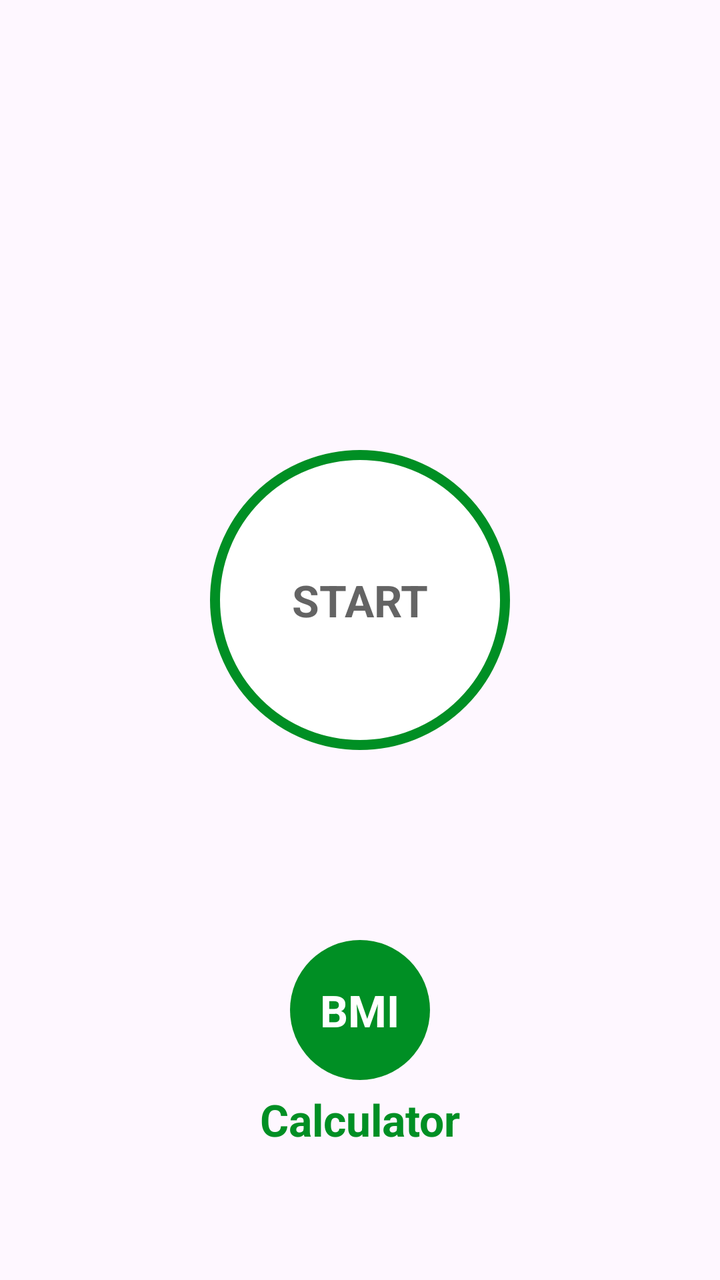
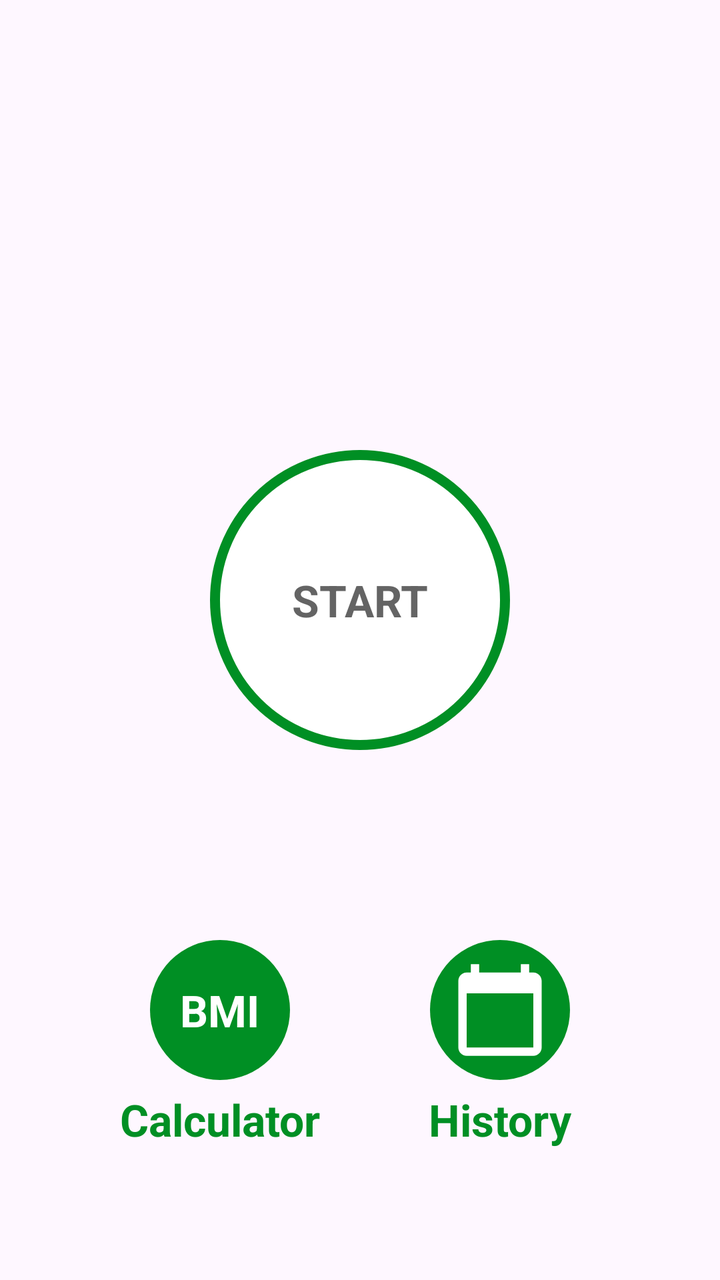

The first picture is an Android layout as it rendered before a commit; the second is the same layout after the commit. The layout source and the unified diff follow.
<!-- AndroidManifest.xml: application theme Theme.WorkoutApp -->
<!-- res/layout/activity_main.xml -->
<?xml version="1.0" encoding="utf-8"?>
<androidx.constraintlayout.widget.ConstraintLayout xmlns:android="http://schemas.android.com/apk/res/android"
    xmlns:app="http://schemas.android.com/apk/res-auto"
    xmlns:tools="http://schemas.android.com/tools"
    android:id="@+id/main"
    android:layout_width="match_parent"
    android:layout_height="match_parent"
    android:padding="@dimen/main_screen_main_layout_padding"
    tools:context=".MainActivity">

  <ImageView
      android:id="@+id/iv_start"
      app:layout_constraintTop_toTopOf="parent"
      android:contentDescription="Start Image"
      app:layout_constraintBottom_toTopOf="@+id/flStart"
      android:layout_width="match_parent"
      android:layout_height="220dp"/>

    <FrameLayout
        android:id="@+id/flStart"
        app:layout_constraintTop_toBottomOf="@+id/iv_start"
        app:layout_constraintStart_toStartOf="parent"
        app:layout_constraintEnd_toEndOf="parent"
        android:layout_width="150dp"
        android:layout_height="150dp"
        android:background="@drawable/item_color_accent_border_ripple_background">

        <TextView
            android:layout_width="wrap_content"
            android:layout_height="wrap_content"
            android:text="START"
            android:layout_gravity="center"
            android:textSize="@dimen/default_button_text_size"
            android:textStyle="bold"
            android:textColor="@color/colorPrimary"/>


    </FrameLayout>

    <FrameLayout
        android:id="@+id/flBmi"
        app:layout_constraintTop_toBottomOf="@id/flStart"
        app:layout_constraintBottom_toBottomOf="parent"
        app:layout_constraintStart_toStartOf="parent"
        app:layout_constraintEnd_toEndOf="parent"
        android:layout_width="70dp"
        android:layout_height="70dp"
        android:background="@drawable/item_circular_color_accent_background">

        <TextView
            android:layout_width="wrap_content"
            android:layout_height="wrap_content"
            android:text="BMI"
            android:layout_gravity="center"
            android:textSize="@dimen/default_button_text_size"
            android:textStyle="bold"
            android:textColor="@color/white"/>


    </FrameLayout>
    <TextView
        android:layout_width="wrap_content"
        android:layout_height="wrap_content"
        android:layout_marginTop="5dp"
        android:text="Calculator"
        android:textSize="@dimen/default_button_text_size"
        android:textStyle="bold"
        android:textColor="@color/colorAccent"
        app:layout_constraintEnd_toEndOf="parent"
        app:layout_constraintStart_toStartOf="parent"
        app:layout_constraintTop_toBottomOf="@id/flBmi"/>

</androidx.constraintlayout.widget.ConstraintLayout>
<!-- resources referenced by this layout -->
<resources>
  <color name="colorAccent">#008F24</color>
  <color name="colorPrimary">#B2212121</color>
  <color name="white">#FFFFFFFF</color>
  <dimen name="default_button_text_size">22sp</dimen>
  <dimen name="main_screen_main_layout_padding">5dp</dimen>
  <!-- drawable item_circular_color_accent_background (drawable) -->
  <?xml version="1.0" encoding="utf-8"?>
  <shape xmlns:android="http://schemas.android.com/apk/res/android"
      android:shape="oval"
      >
      <solid android:color="@color/colorAccent"/>
  
  </shape>
  <!-- drawable item_color_accent_border_ripple_background (drawable) -->
  <?xml version="1.0" encoding="utf-8"?>
  <ripple xmlns:android="http://schemas.android.com/apk/res/android"
      android:color="@color/lightGrey">
  
      <item android:id="@+id/mask">
          <shape android:shape="oval">
              <solid android:color="@color/white"/>
          </shape>
      </item>
      <item android:drawable="@drawable/item_circular_color_accent_border"/>
  
  </ripple>
  <style name="Theme.WorkoutApp" parent="Base.Theme.WorkoutApp" />
  <color name="lightGrey">#C4C4C4</color>
  <!-- drawable item_circular_color_accent_border (drawable) -->
  <?xml version="1.0" encoding="utf-8"?>
  <shape xmlns:android="http://schemas.android.com/apk/res/android"
      android:shape="oval">
      <stroke android:width="5dp"
          android:color="@color/colorAccent"/>
      <solid android:color="@color/white"/>
  
  </shape>
  <style name="Base.Theme.WorkoutApp" parent="Theme.Material3.DayNight.NoActionBar">
          
          
      </style>
</resources>

<!-- the commit's change to res/layout/activity_main.xml (unified diff, before → after) -->
@@ -42,7 +42,7 @@
         app:layout_constraintTop_toBottomOf="@id/flStart"
         app:layout_constraintBottom_toBottomOf="parent"
         app:layout_constraintStart_toStartOf="parent"
-        app:layout_constraintEnd_toEndOf="parent"
+        app:layout_constraintEnd_toStartOf="@id/flHistory"
         android:layout_width="70dp"
         android:layout_height="70dp"
         android:background="@drawable/item_circular_color_accent_background">
@@ -58,6 +58,27 @@
 
 
     </FrameLayout>
+    <FrameLayout
+        android:id="@+id/flHistory"
+        app:layout_constraintTop_toBottomOf="@id/flStart"
+        app:layout_constraintBottom_toBottomOf="parent"
+        app:layout_constraintStart_toEndOf="@id/flBmi"
+        app:layout_constraintEnd_toEndOf="parent"
+        android:layout_width="70dp"
+        android:layout_height="70dp"
+        android:layout_gravity = "center"
+        android:gravity = "center"
+        android:background="@drawable/item_circular_color_accent_background">
+
+        <ImageView
+            android:layout_width="50dp"
+            android:layout_height="50dp"
+            android:src="@drawable/calendar"
+            android:layout_gravity="center"
+            app:tint="@color/white" />
+
+
+    </FrameLayout>
     <TextView
         android:layout_width="wrap_content"
         android:layout_height="wrap_content"
@@ -66,8 +87,20 @@
         android:textSize="@dimen/default_button_text_size"
         android:textStyle="bold"
         android:textColor="@color/colorAccent"
-        app:layout_constraintEnd_toEndOf="parent"
-        app:layout_constraintStart_toStartOf="parent"
+        app:layout_constraintEnd_toEndOf="@id/flBmi"
+        app:layout_constraintStart_toStartOf="@id/flBmi"
         app:layout_constraintTop_toBottomOf="@id/flBmi"/>
 
+    <TextView
+        android:layout_width="wrap_content"
+        android:layout_height="wrap_content"
+        android:layout_marginTop="5dp"
+        android:text="History"
+        android:textSize="@dimen/default_button_text_size"
+        android:textStyle="bold"
+        android:textColor="@color/colorAccent"
+        app:layout_constraintEnd_toEndOf="@id/flHistory"
+        app:layout_constraintStart_toStartOf="@id/flHistory"
+        app:layout_constraintTop_toBottomOf="@id/flHistory"/>
+
 </androidx.constraintlayout.widget.ConstraintLayout>
<!-- resource entries referenced after the edit -->
@@ -5,6 +5,12 @@
   <color name="white">#FFFFFFFF</color>
   <dimen name="default_button_text_size">22sp</dimen>
   <dimen name="main_screen_main_layout_padding">5dp</dimen>
+  <!-- drawable calendar (drawable) -->
+  <vector xmlns:android="http://schemas.android.com/apk/res/android" android:height="24dp" android:tint="#000000" android:viewportHeight="24" android:viewportWidth="24" android:width="24dp">
+        
+      <path android:fillColor="@android:color/white" android:pathData="M20,3h-1L19,1h-2v2L7,3L7,1L5,1v2L4,3c-1.1,0 -2,0.9 -2,2v16c0,1.1 0.9,2 2,2h16c1.1,0 2,-0.9 2,-2L22,5c0,-1.1 -0.9,-2 -2,-2zM20,21L4,21L4,8h16v13z"/>
+      
+  </vector>
   <!-- drawable item_circular_color_accent_background (drawable) -->
   <?xml version="1.0" encoding="utf-8"?>
   <shape xmlns:android="http://schemas.android.com/apk/res/android"
